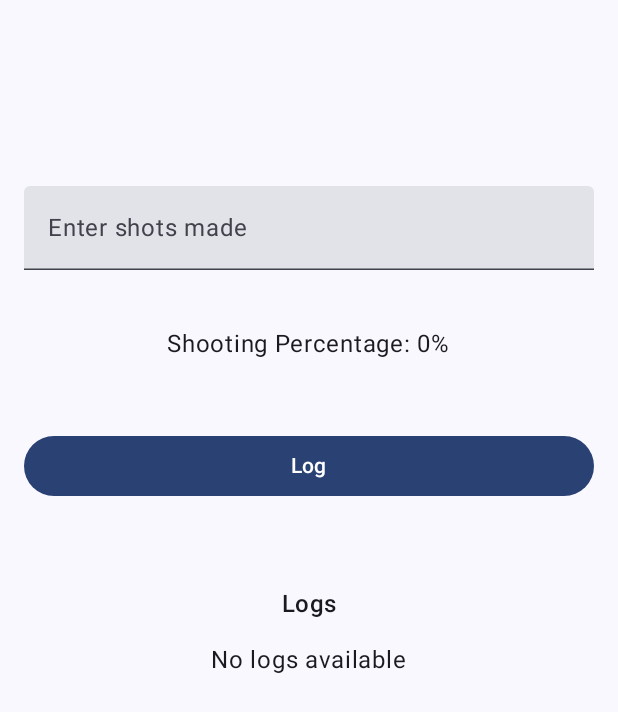
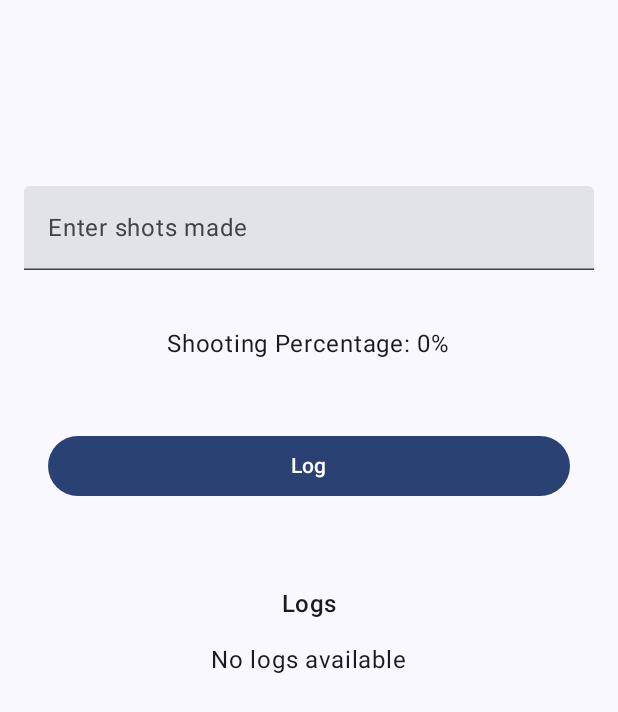
Before and after one commit to cpquinn22/sportify, an Android app built with Jetpack Compose: the composable DrillDetailsScreen called with empty values, on a phone screen of 412 x 824 dp. Shown: the top 712 px of the screen. Run offline under Robolectric (Android 15) with nearby library versions, the phone set to English and light mode, and no system bars; our stand-ins replace Firebase (no records; nobody signed in at launch, a user with empty details on screens opened directly).

```diff
--- a/app/src/main/java/com/example/sportify/DrillActivity.kt
+++ b/app/src/main/java/com/example/sportify/DrillActivity.kt
@@ -72,20 +72,21 @@ fun DrillsListScreen(drills: Map<String, Drill>, navController: NavHostControlle
 }
 
 @Composable
-fun DrillDetailsScreen(navController: NavHostController, drill: Drill, sportName: String) {
+fun DrillDetailsScreen(navController: NavHostController,
+                       drill: Drill,
+                       sportName: String,
+                       drillsRepository: DrillsRepository) {
     val repository = DrillsRepository()
     var shotsMade by remember { mutableStateOf("") }
     val totalShots = 15
     val percentage = calculatePercentage(shotsMade, totalShots)
     val logs = remember { mutableStateListOf<Map<String, Any>>() }
+    val drillName = drill.name
 
     // Fetch logs from Firestore
-    LaunchedEffect(Unit) {
-        val drillLogsCollection = repository.drillsCollection.document(sportName).collection("logs")
-        drillLogsCollection.get().addOnSuccessListener { result ->
-            logs.clear()
-            logs.addAll(result.documents.mapNotNull { it.data })
-        }
+    LaunchedEffect(drillName) {
+        val fetchedLogs = repository.getLogsByDrill(sportName, drillName)
+        logs.addAll(fetchedLogs)
     }
 
     Column(
@@ -117,24 +118,16 @@ fun DrillDetailsScreen(navController: NavHostController, drill: Drill, sportName
         Button(
             onClick = {
                 if (shotsMade.isNotEmpty()) {
-                    //Save log to Firestore
-                    val firestore = FirebaseFirestore.getInstance()
-                        val log = mapOf(
-                            "shotsMade" to shotsMade.toInt(),
-                            "shootingPercentage" to percentage,
-                            "timestamp" to System.currentTimeMillis()
-                        )
-                        firestore.collection("logs").add(log)
-                            .addOnSuccessListener {
-                                logs.add(log)
-                            }
-                            .addOnFailureListener { e -> e.printStackTrace()}
+                    val shots = shotsMade.toIntOrNull() ?: 0
+                    drillsRepository.addLogToFirestore(sportName, drillName, shots, percentage)
+                    logs.add(mapOf("shotsMade" to shots, "shootingPercentage" to percentage))
                 }
             },
-            modifier = Modifier.fillMaxWidth()
-        ) {
-            Text("Log")
+            modifier = Modifier.fillMaxWidth().padding(horizontal = 16.dp)
+        ){
+            Text(text = "Log")
         }
+
 
         Spacer(modifier = Modifier.height(24.dp))
         Text("Logs", style = MaterialTheme.typography.titleMedium)
--- a/app/src/main/java/com/example/sportify/MainActivity.kt
+++ b/app/src/main/java/com/example/sportify/MainActivity.kt
@@ -130,7 +130,9 @@ class MainActivity : ComponentActivity() {
                 if (drillState.value != null) {
                     DrillDetailsScreen(navController = navController,
                         drill = drillState.value!!,
-                        sportName = sportName)
+                        sportName = sportName,
+                        drillsRepository = DrillsRepository()
+                    )
                 } else {
                     Log.d("DrillDetails", "Drill is still loading or null")
                     Text("Loading drill details...")
--- a/app/src/main/java/data/DrillsRepository.kt
+++ b/app/src/main/java/data/DrillsRepository.kt
@@ -23,7 +23,9 @@ class DrillsRepository {
                 val drillData = entry.value as Map<*, *>
                 Drill(
                     name = drillData["name"] as String,
-                    steps = drillData.filterKeys { it.toString().startsWith("step_") } as Map<String, String>
+                    steps = drillData.filterKeys {
+                        it.toString().startsWith("step_")
+                    } as Map<String, String>
                 )
             } ?: emptyMap()
         } catch (e: Exception) {
@@ -31,13 +33,18 @@ class DrillsRepository {
         }
     }
 
-    fun addLogToFirestore(sportName: String, drillName: String, shotsMade: Int, shootingPercentage: Int) {
+    fun addLogToFirestore(
+        sportName: String,
+        drillName: String,
+        shotsMade: Int,
+        shootingPercentage: Int
+    ) {
         val log = hashMapOf(
             "shotsMade" to shotsMade,
             "shootingPercentage" to shootingPercentage,
             "timestamp" to System.currentTimeMillis()
         )
-        val drillLogsCollection = drillsCollection.document(sportName).collection("logs")
+        val drillLogsCollection = drillsCollection.document(sportName).collection("logs_$drillName")
 
         drillLogsCollection.add(log).addOnSuccessListener {
             Log.d("Firestore", "Log added successfully")
@@ -45,4 +52,14 @@ class DrillsRepository {
             Log.e("Firestore", "Error adding log", e)
         }
     }
+
+    suspend fun getLogsByDrill(sportName: String, drillName: String): List<Map<String, Any>> {
+        return try {
+            val snapshot =
+                drillsCollection.document(sportName).collection("logs_$drillName").get().await()
+            snapshot.documents.map { it.data ?: emptyMap() }
+        } catch (e: Exception) {
+            emptyList()
+        }
+    }
 }
```
